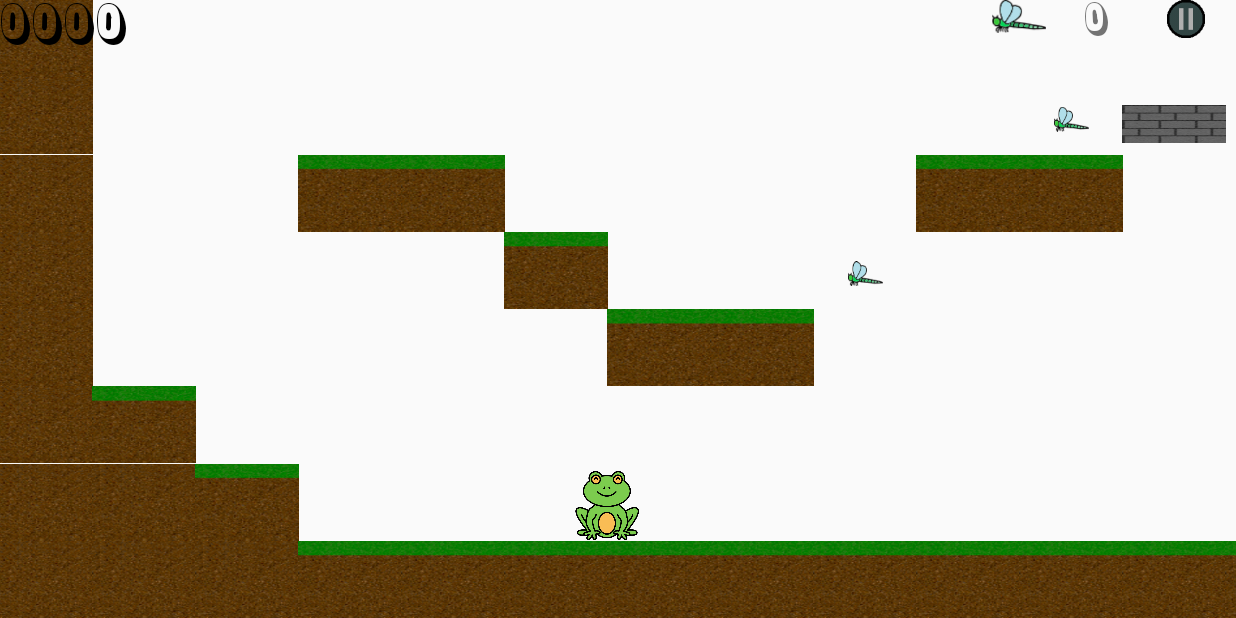
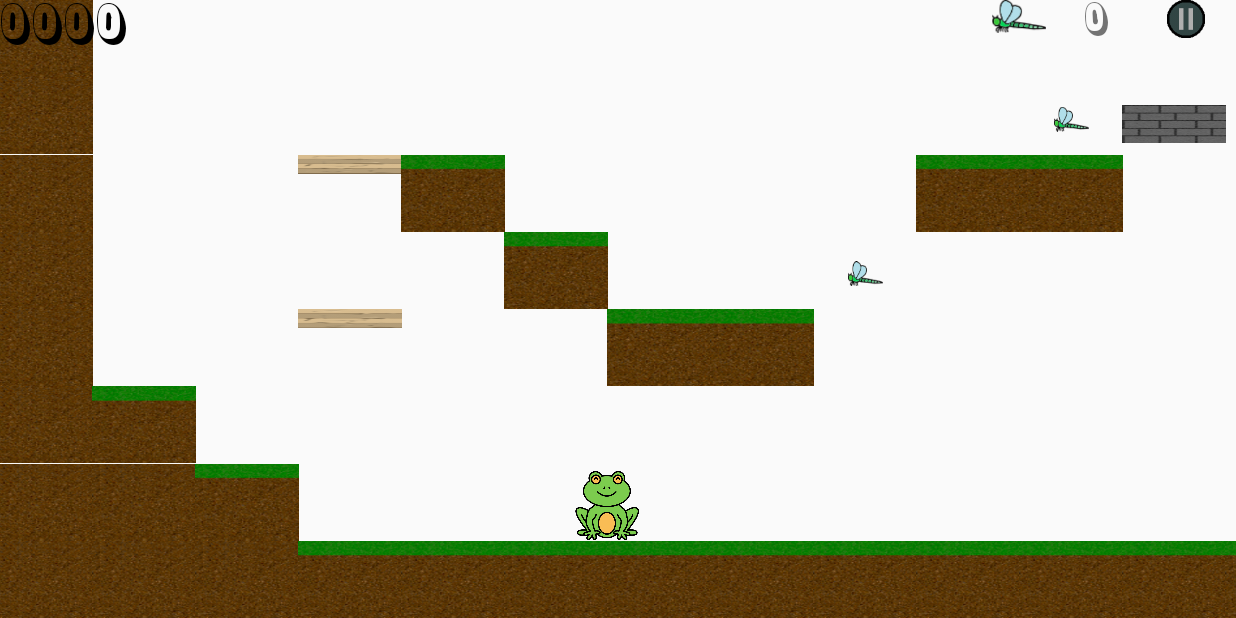
Before and after one commit to Zaphreal/HopSkip, an Android app: the GameActivity screen opened directly, with no data from a screen before it, on a phone screen of 824 x 412 dp (held sideways). Run offline under Robolectric (Android 15) with nearby library versions, the phone set to English and light mode, and no system bars.

Commit message:
Add "platform" tag for jump-through platforms, add wood platforms

```diff
--- a/app/src/main/java/me/zaphreal/hopskip/BlockColumnGenerator.java
+++ b/app/src/main/java/me/zaphreal/hopskip/BlockColumnGenerator.java
@@ -50,6 +50,11 @@ public class BlockColumnGenerator {
                     // moving template: xScale, +/- num blocks to travel, time per half cycle, time variable, starting position
                     blockColumn[i] = new Block(name, width, (height/2), new float[]{1.0f, 1.0f, 2.0f, 0, ((float)-Math.PI)/4}, v);
                     break;
+                case "wood_platform":
+                    v.setImageResource(R.drawable.wood);
+                    v.setTag("platform");
+                    blockColumn[i] = new Block(name, width, (height/4), new float[]{1.0f, 0}, v);
+                    break;
                 case "coin":
                     v.setImageResource(R.drawable.coin_frog);
                     v.setTag("coin");
--- a/app/src/main/java/me/zaphreal/hopskip/GameActivity.java
+++ b/app/src/main/java/me/zaphreal/hopskip/GameActivity.java
@@ -236,7 +236,7 @@ public class GameActivity extends AppCompatActivity implements View.OnTouchListe
         blockList.add(gen.generate(new String[]{"dirt"}));
         blockList.add(gen.generate(new String[]{"", "", "", "", "", "grass", "dirt"}));
         blockList.add(gen.generate(new String[]{"", "", "", "", "", "", "grass", "dirt"}));
-        blockList.add(gen.generate(new String[]{"", "", "grass", "", "", "", "", "grass"}));
+        blockList.add(gen.generate(new String[]{"", "", "wood_platform", "", "wood_platform", "", "", "grass"}));
         blockList.add(gen.generate(new String[]{"", "", "grass", "", "", "", "", "grass"}));
         blockList.add(gen.generate(new String[]{"", "", "", "grass", "", "", "", "grass"}));
         blockList.add(gen.generate(new String[]{"", "", "", "", "grass", "", "", "grass"}));
@@ -290,6 +290,8 @@ public class GameActivity extends AppCompatActivity implements View.OnTouchListe
                     // will sync moving platform with speed and location of moving platform DIRECTLY on left
                     blockImg.setY(blockList.get(index-1)[y].getView().getY());
                     block.setScaleVelocity(blockList.get(index-1)[y].getScaleVelocity());
+                } else if (block.getType().contains("platform")) {
+                    blockImg.setY(y * blockH);
                 } else {
                     blockImg.setY((y * blockH) + ((blockH - block.getHeight())/2));
                 }
@@ -595,6 +597,10 @@ public class GameActivity extends AppCompatActivity implements View.OnTouchListe
                         continue;
                     }
 
+                    if (v.getTag() != null && v.getTag().equals("platform")) {
+                        continue;
+                    }
+
                     // if moving up and player top is within bottom 30% of block
                     if (vY <= 0 && pY < v.getY() + v.getHeight() && pY > v.getY() + v.getHeight() * 0.7) {
                         //System.out.println("CEILING HIT: pY = " + pY + ", bBottom = " + v.getY() + v.getHeight());
```
Also changed, not shown: app/src/main/res/drawable/wood.png (added).
